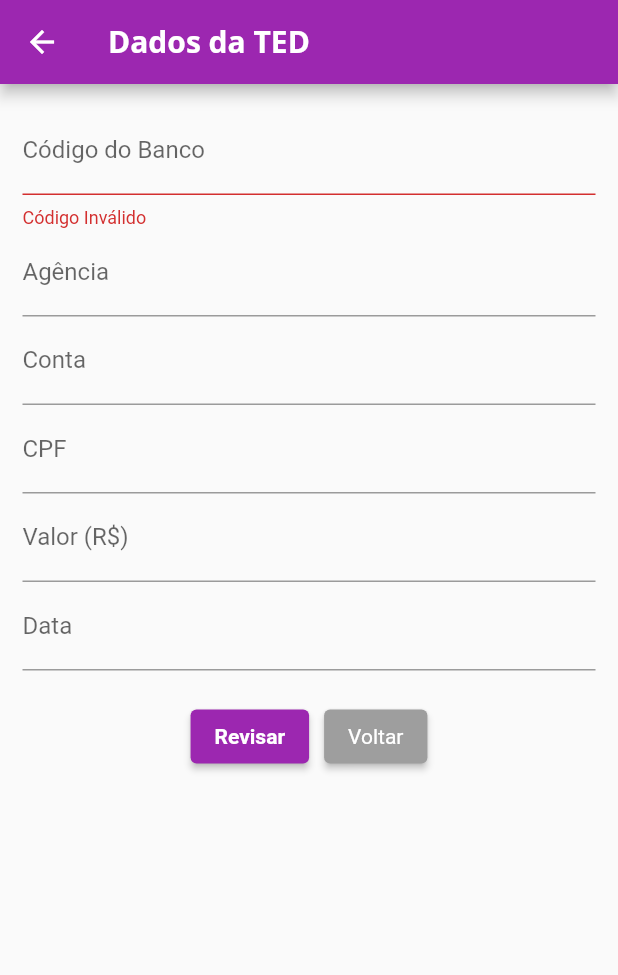
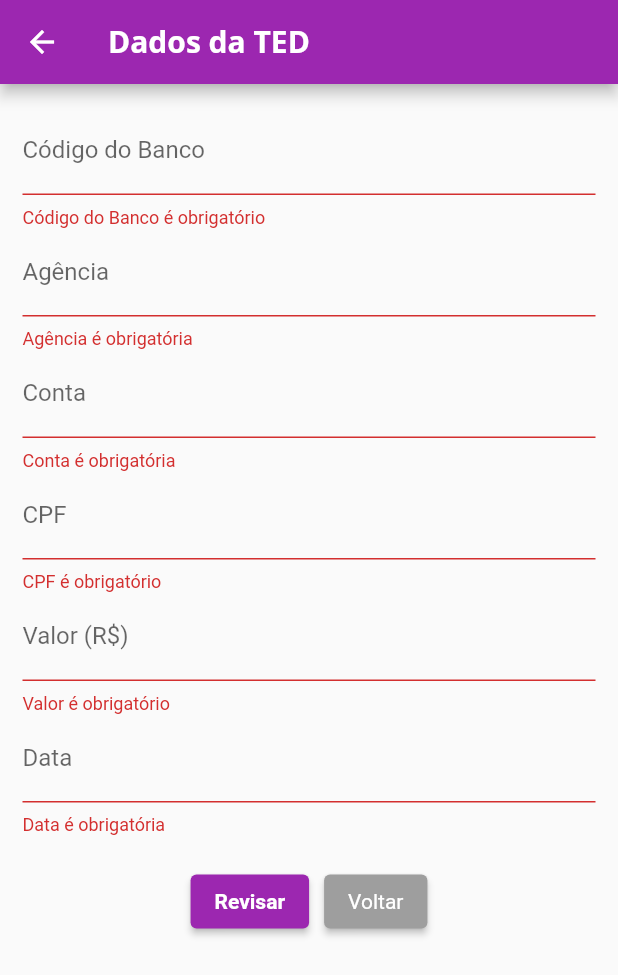
Before and after one commit to araquelos/araquelos.flutter, a Flutter app: the TedFormulario screen opened by its route, after a tap on "Revisar", on a phone screen of 412 x 824 dp. Shown: the top 975 px of the screen. Run offline on Flutter 3.47's test engine with Material 2 defaults, Android fonts, the phone set to English and light mode, and no system bars.

Commit message:
validacoes no formulario -menos data- mapeamento de variaveis

```diff
--- a/desafio_vibe/lib/paginas/ted_formulario.dart
+++ b/desafio_vibe/lib/paginas/ted_formulario.dart
@@ -1,6 +1,4 @@
 import 'package:flutter/material.dart';
-
-import '../modelos/ted.dart';
 
 class TedFormulario extends StatelessWidget {
   const TedFormulario({Key? key}) : super(key: key);
@@ -42,29 +40,49 @@ class _FormularioState extends State<Formulario> {
               TextFormField(
                 decoration: const InputDecoration(labelText: 'Código do Banco'),
                 validator: (value) {
-                  if(value == null || value.trim().isEmpty) {return 'Código Inválido';}
+                  if(value == null || value.trim().isEmpty) {return 'Código do Banco é obrigatório';}
+                  if(value.trim().length < 3) {return 'Código do banco deve possuir até 3 dígitos';}
                 },
-                onSaved: (value) => _formTed['codBanco'] = value as Object,
+                onSaved: (value) => _formTed['codBanco'] = value!,
               ),
               TextFormField(
                 decoration: const InputDecoration(labelText: 'Agência'),
-                onSaved: (value) => _formTed['agencia'] = value as Object,
+                validator: (value) {
+                  if(value == null || value.trim().isEmpty) {return 'Agência é obrigatória';}
+                  if(value.trim().length < 4) {return 'Agência deve possuir até 4 dígitos';}
+                },
+                onSaved: (value) => _formTed['agencia'] = value!,
               ),
               TextFormField(
                 decoration: const InputDecoration(labelText: 'Conta'),
-                onSaved: (value) => _formTed['conta'] = value as Object,
+                validator: (value) {
+                  if(value == null || value.trim().isEmpty) {return 'Conta é obrigatória';}
+                  if(value.trim().length < 10) {return 'Conta deve possuir até 10 dígitos';}
+                },
+                onSaved: (value) => _formTed['conta'] = value!,
               ),
               TextFormField(
                 decoration: const InputDecoration(labelText: 'CPF'),
-                onSaved: (value) => _formTed['cpf'] = value as Object,
+                validator: (value) {
+                  if(value == null || value.trim().isEmpty) {return 'CPF é obrigatório';}
+                  if(value.trim().length < 11) {return 'CPF deve possuir 11 dígitos';}
+                },
+                onSaved: (value) => _formTed['cpf'] = value!,
               ),
               TextFormField(
                 decoration: const InputDecoration(labelText: 'Valor (R\$)'),
-                onSaved: (value) => _formTed['valor'] = value as Object,
+                validator: (value) {
+                  if(value == null || value.trim().isEmpty) {return 'Valor é obrigatório';}
+                  if(double.parse(value) > 0 && double.parse(value) <= 10000) {return 'Valor deve ser um valor numérico superior a R\$ 0,00 e inferior a R\$ 10.000,00';}
+                },
+                onSaved: (value) => _formTed['valor'] = value!,
               ),
               TextFormField(
                 decoration: const InputDecoration(labelText: 'Data'),
-                onSaved: (value) => _formTed['data'] = value as Object,),
+                validator: (value) {
+                  if(value == null || value.trim().isEmpty) {return 'Data é obrigatória';}
+                },
+                onSaved: (value) => _formTed['data'] = value!,),
               Container(
                 padding: const EdgeInsets.all(20),
                 child: Row(
@@ -84,6 +102,7 @@ class _FormularioState extends State<Formulario> {
 
                           if (isValid == true) {
                             _form.currentState?.save();
+                            print(_formTed);
                             Navigator.of(context).pop();
                           }
                         },
```
